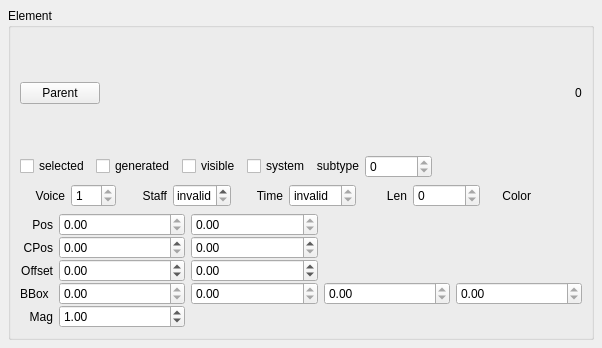
Old version of the form mscore/mscore/element.ui in the repository musescore/musescore-old.
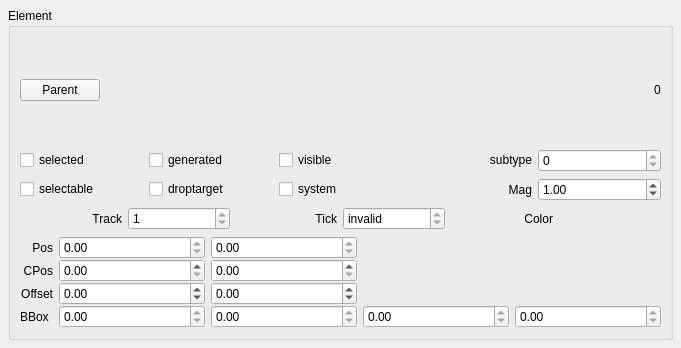
New version of the form. Custom widgets are drawn as their Qt base class.

```diff
--- a/mscore/mscore/element.ui
+++ b/mscore/mscore/element.ui
@@ -6,7 +6,7 @@
    <rect>
     <x>0</x>
     <y>0</y>
-    <width>602</width>
+    <width>681</width>
     <height>348</height>
    </rect>
   </property>
@@ -67,42 +67,32 @@
        </layout>
       </item>
       <item>
-       <layout class="QHBoxLayout">
-        <property name="spacing">
-         <number>6</number>
-        </property>
+       <layout class="QGridLayout" name="gridLayout_2">
         <property name="margin">
          <number>0</number>
         </property>
-        <item>
+        <item row="0" column="0">
          <widget class="QCheckBox" name="selected">
           <property name="text">
            <string comment="do not translate">selected</string>
           </property>
          </widget>
         </item>
-        <item>
+        <item row="0" column="2">
          <widget class="QCheckBox" name="generated">
           <property name="text">
            <string comment="do not translate">generated</string>
           </property>
          </widget>
         </item>
-        <item>
+        <item row="0" column="3">
          <widget class="QCheckBox" name="visible">
           <property name="text">
            <string comment="do not translate">visible</string>
           </property>
          </widget>
         </item>
-        <item>
-         <widget class="QCheckBox" name="systemFlag">
-          <property name="text">
-           <string comment="do not translate">system</string>
-          </property>
-         </widget>
-        </item>
-        <item>
+        <item row="0" column="5">
          <widget class="QLabel" name="label_4">
           <property name="sizePolicy">
            <sizepolicy hsizetype="Minimum" vsizetype="Fixed">
@@ -118,7 +108,7 @@
           </property>
          </widget>
         </item>
-        <item>
+        <item row="0" column="6">
          <widget class="QSpinBox" name="subtype">
           <property name="sizePolicy">
            <sizepolicy hsizetype="Preferred" vsizetype="Fixed">
@@ -134,18 +124,46 @@
           </property>
          </widget>
         </item>
-        <item>
-         <spacer>
-          <property name="orientation">
-           <enum>Qt::Horizontal</enum>
+        <item row="1" column="0">
+         <widget class="QCheckBox" name="selectable">
+          <property name="text">
+           <string>selectable</string>
           </property>
-          <property name="sizeHint" stdset="0">
-           <size>
-            <width>221</width>
-            <height>20</height>
-           </size>
+         </widget>
+        </item>
+        <item row="1" column="2">
+         <widget class="QCheckBox" name="droptarget">
+          <property name="text">
+           <string>droptarget</string>
           </property>
-         </spacer>
+         </widget>
+        </item>
+        <item row="1" column="3">
+         <widget class="QCheckBox" name="systemFlag">
+          <property name="toolTip">
+           <string notr="true"/>
+          </property>
+          <property name="text">
+           <string notr="true" comment="do not translate">system</string>
+          </property>
+         </widget>
+        </item>
+        <item row="1" column="6">
+         <widget class="QDoubleSpinBox" name="mag">
+          <property name="value">
+           <double>1.000000000000000</double>
+          </property>
+         </widget>
+        </item>
+        <item row="1" column="5">
+         <widget class="QLabel" name="label_11">
+          <property name="text">
+           <string notr="true" comment="do not translate">Mag</string>
+          </property>
+          <property name="alignment">
+           <set>Qt::AlignRight|Qt::AlignTrailing|Qt::AlignVCenter</set>
+          </property>
+         </widget>
         </item>
        </layout>
       </item>
@@ -160,7 +178,7 @@
         <item>
          <widget class="QLabel" name="label">
           <property name="text">
-           <string comment="do not translate">Voice</string>
+           <string notr="true" comment="do not translate">Track</string>
           </property>
           <property name="textFormat">
            <enum>Qt::PlainText</enum>
@@ -171,7 +189,7 @@
          </widget>
         </item>
         <item>
-         <widget class="QSpinBox" name="voice">
+         <widget class="QSpinBox" name="track">
           <property name="sizePolicy">
            <sizepolicy hsizetype="Preferred" vsizetype="Fixed">
             <horstretch>0</horstretch>
@@ -189,36 +207,10 @@
           </property>
          </widget>
         </item>
-        <item>
-         <widget class="QLabel" name="label_9">
-          <property name="text">
-           <string comment="do not translate">Staff</string>
-          </property>
-          <property name="alignment">
-           <set>Qt::AlignRight|Qt::AlignTrailing|Qt::AlignVCenter</set>
-          </property>
-         </widget>
-        </item>
-        <item>
-         <widget class="QSpinBox" name="staff">
-          <property name="sizePolicy">
-           <sizepolicy hsizetype="Preferred" vsizetype="Fixed">
-            <horstretch>0</horstretch>
-            <verstretch>0</verstretch>
-           </sizepolicy>
-          </property>
-          <property name="specialValueText">
-           <string>invalid</string>
-          </property>
-          <property name="minimum">
-           <number>0</number>
-          </property>
-         </widget>
-        </item>
         <item>
          <widget class="QLabel" name="label_2">
           <property name="text">
-           <string comment="do not translate">Time</string>
+           <string notr="true" comment="do not translate">Tick</string>
           </property>
           <property name="textFormat">
            <enum>Qt::PlainText</enum>
@@ -253,35 +245,6 @@
           </property>
          </widget>
         </item>
-        <item>
-         <widget class="QLabel" name="label_8">
-          <property name="text">
-           <string comment="do not translate">Len</string>
-          </property>
-          <property name="textFormat">
-           <enum>Qt::PlainText</enum>
-          </property>
-          <property name="alignment">
-           <set>Qt::AlignRight|Qt::AlignTrailing|Qt::AlignVCenter</set>
-          </property>
-         </widget>
-        </item>
-        <item>
-         <widget class="QSpinBox" name="duration">
-          <property name="sizePolicy">
-           <sizepolicy hsizetype="Preferred" vsizetype="Fixed">
-            <horstretch>0</horstretch>
-            <verstretch>0</verstretch>
-           </sizepolicy>
-          </property>
-          <property name="readOnly">
-           <bool>true</bool>
-          </property>
-          <property name="maximum">
-           <number>999999</number>
-          </property>
-         </widget>
-        </item>
         <item>
          <widget class="QLabel" name="label_3">
           <property name="text">
@@ -536,23 +499,6 @@
           </property>
          </widget>
         </item>
-        <item row="4" column="0">
-         <widget class="QLabel" name="label_11">
-          <property name="text">
-           <string comment="do not translate">Mag</string>
-          </property>
-          <property name="alignment">
-           <set>Qt::AlignRight|Qt::AlignTrailing|Qt::AlignVCenter</set>
-          </property>
-         </widget>
-        </item>
-        <item row="4" column="1">
-         <widget class="QDoubleSpinBox" name="mag">
-          <property name="value">
-           <double>1.000000000000000</double>
-          </property>
-         </widget>
-        </item>
        </layout>
       </item>
      </layout>
```
Left out of the diff: 54 changed lines with no effect on the pictures.
